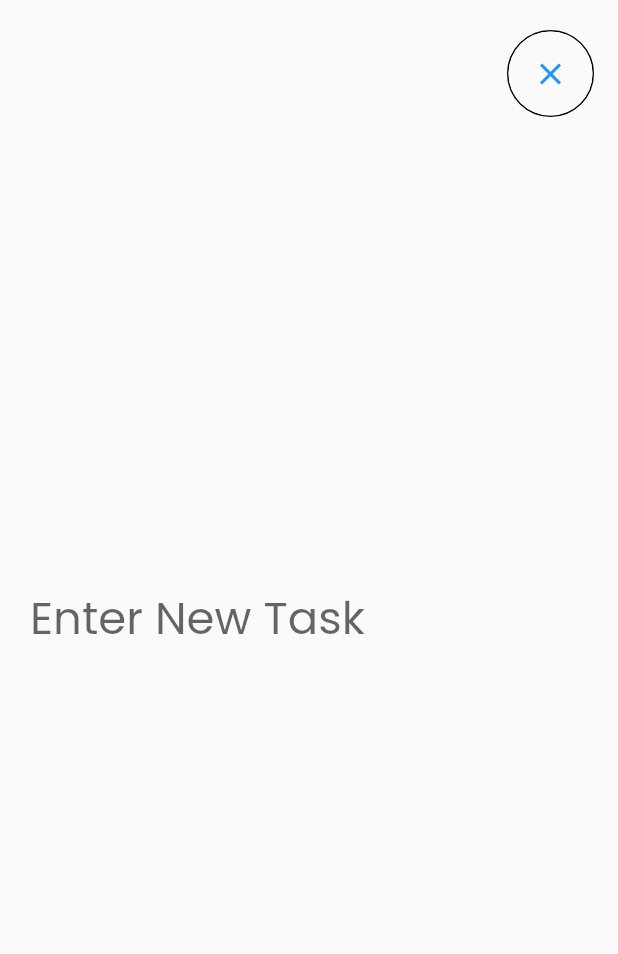
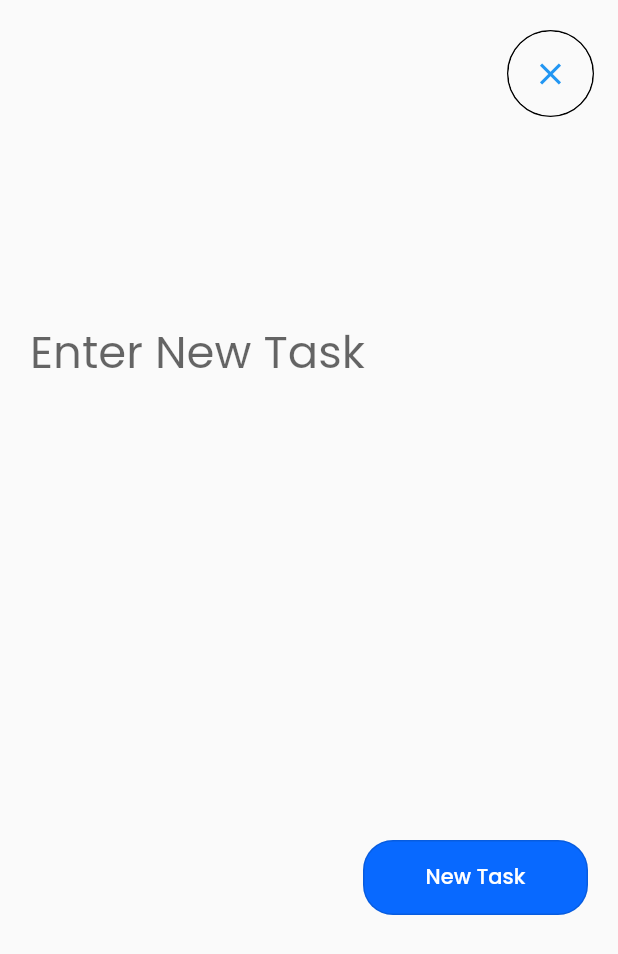
Before and after one commit to Dojdk/ToDo, a Flutter app: the screen it shows after launch, after a tap on the "search" icon, after a tap on the "notifications" icon, after a tap on the "add" icon, on a phone screen of 412 x 824 dp. Shown: the top 954 px of the screen. Run offline on Flutter 3.47's test engine with Material 2 defaults, Android fonts, the phone set to English and light mode, and no system bars; our stand-ins replace bloc, equatable, flutter_bloc.

Commit message:
AddTask page is done,need to implement type choose

```diff
--- a/lib/bloc/task_bloc.dart
+++ b/lib/bloc/task_bloc.dart
@@ -18,10 +18,12 @@ class TaskBloc extends Bloc<TaskEvent, TaskState> {
       emit(
         TaskState(
           allTasks: List.from(state.allTasks)
-            ..add(Task(
-                id: '${allTasks.length + 1}',
-                tasktype: event.tasktype,
-                name: event.taskname)),
+            ..insert(
+                0,
+                Task(
+                    id: '${allTasks.length + 1}',
+                    tasktype: event.tasktype,
+                    name: event.taskname)),
         ),
       );
     });
--- a/lib/pages/addtask.dart
+++ b/lib/pages/addtask.dart
@@ -1,8 +1,20 @@
 import 'package:flutter/material.dart';
+import 'package:flutter_bloc/flutter_bloc.dart';
+import 'package:todo/models/task.dart';
 
-class AddTaskPage extends StatelessWidget {
+import '../bloc/task_bloc.dart';
+import '../theme/colors.dart';
+
+class AddTaskPage extends StatefulWidget {
   static const routeName = '/addtas';
   const AddTaskPage({super.key});
+
+  @override
+  State<AddTaskPage> createState() => _AddTaskPageState();
+}
+
+class _AddTaskPageState extends State<AddTaskPage> {
+  final controller = TextEditingController();
 
   @override
   Widget build(BuildContext context) {
@@ -32,15 +44,48 @@ class AddTaskPage extends StatelessWidget {
         padding: const EdgeInsets.symmetric(horizontal: 20.0),
         child: Column(
           crossAxisAlignment: CrossAxisAlignment.start,
-          mainAxisAlignment: MainAxisAlignment.center,
           children: [
+            const SizedBox(
+              height: 200,
+            ),
             Form(
               child: TextFormField(
+                controller: controller,
+                maxLines: 8,
+                cursorColor: blue,
+                cursorHeight: 50,
                 style: const TextStyle(fontSize: 30),
                 decoration: const InputDecoration(
                   hintText: 'Enter New Task',
                   hintStyle: TextStyle(fontSize: 30),
                   border: InputBorder.none,
+                ),
+              ),
+            ),
+            Align(
+              alignment: Alignment.bottomRight,
+              child: SizedBox(
+                height: 50,
+                width: 150,
+                child: OutlinedButton(
+                  style: OutlinedButton.styleFrom(
+                    foregroundColor: Colors.white,
+                    backgroundColor: blue,
+                    shape: const RoundedRectangleBorder(
+                      borderRadius: BorderRadius.all(
+                        Radius.circular(20),
+                      ),
+                    ),
+                  ),
+                  onPressed: () {
+                    context.read<TaskBloc>().add(
+                          AddTask(
+                              taskname: controller.text,
+                              tasktype: Tasktype.personal),
+                        );
+                    Navigator.of(context).pop();
+                  },
+                  child: const Text('New Task'),
                 ),
               ),
             ),
--- a/lib/pages/homepage.dart
+++ b/lib/pages/homepage.dart
@@ -47,7 +47,10 @@ class HomePage extends StatelessWidget {
             onPressed: () {
               Navigator.of(context).pushNamed(AddTaskPage.routeName);
             },
-            child: const Icon(Icons.add),
+            backgroundColor: blue,
+            child: const Icon(
+              Icons.add,
+            ),
           ),
           body: Padding(
             padding: const EdgeInsets.symmetric(horizontal: 20.0),
--- a/lib/theme/colors.dart
+++ b/lib/theme/colors.dart
@@ -1,6 +1,6 @@
 import 'package:flutter/material.dart';
 
-const fancygrey = Color(0xFF9da2b6);
+const fancygrey = Color(0xFF9D9AB4);
 const fancyblack = Color(0xFF30395e);
-const pink = Color(0xffb55dbc);
-const blue = Color(0xff6693d6);
+const pink = Color(0xffDE19EF);
+const blue = Color(0xff0869FF);
```
